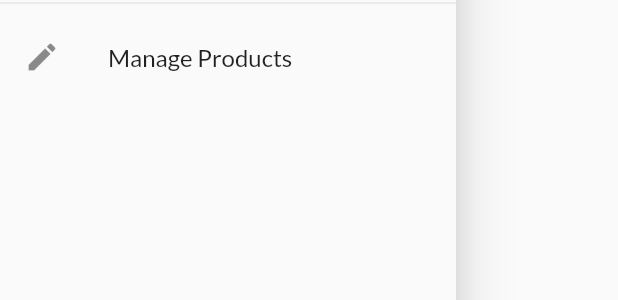
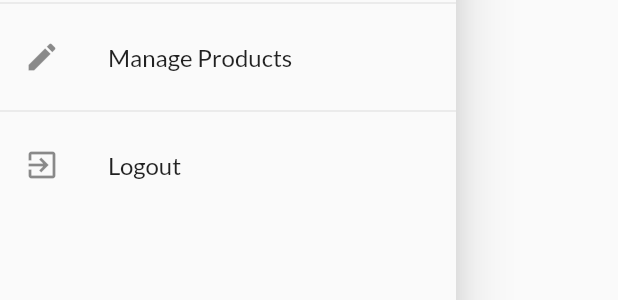
Before and after one commit to oddmmar/sandbox-flutter, a Flutter app: the AppDrawer widget shown alone on an empty page, opened directly, on a phone screen of 412 x 824 dp. Shown: the part 309-609 px from the top of the screen. Run offline on Flutter 3.47's test engine with Material 2 defaults, Android fonts, the phone set to English and light mode, and no system bars; network calls fail.

Commit message:
adds logout and auto logout

```diff
--- a/section08/lib/widgets/app_drawer.dart
+++ b/section08/lib/widgets/app_drawer.dart
@@ -1,4 +1,6 @@
 import 'package:flutter/material.dart';
+import 'package:provider/provider.dart';
+import 'package:section08/providers/auth.dart';
 import 'package:section08/routes/orders_screen.dart';
 import 'package:section08/routes/products_overview_screen.dart';
 import 'package:section08/routes/user_products.dart';
@@ -39,6 +41,15 @@
               Navigator.of(context).pushReplacementNamed(UserProductsScreen.routeName);
             },
           ),
+          const Divider(),
+          ListTile(
+            leading: const Icon(Icons.exit_to_app),
+            title: const Text('Logout'),
+            onTap: () {
+              Provider.of<Auth>(context, listen: false).logout();
+              Navigator.of(context).pop();
+            },
+          ),
         ],
       ),
     );
```
Also changed, not shown: section08/lib/providers/auth.dart (+22 -0 lines).
